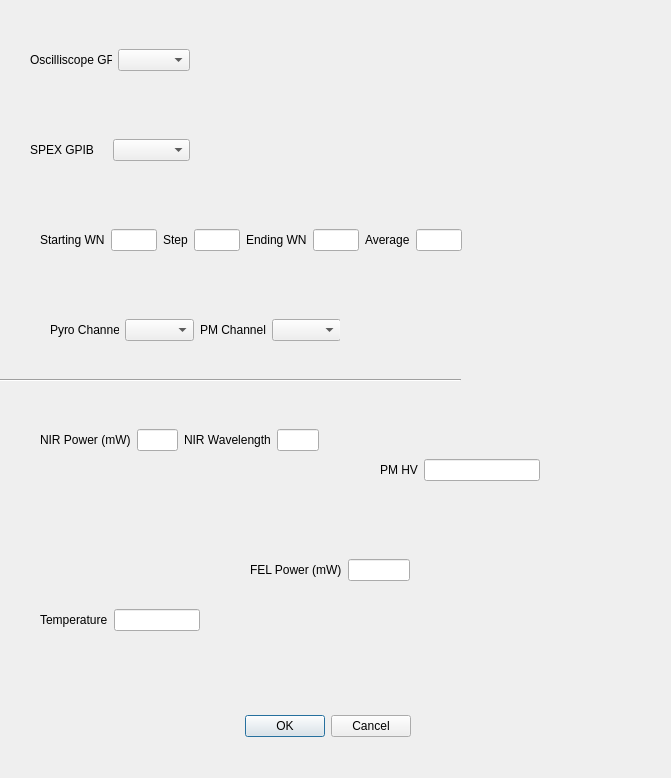
The window that Settings.ui (SherwinGroup/SPEXSidebands-fuzzy) describes before a commit, drawn with Qt 5.
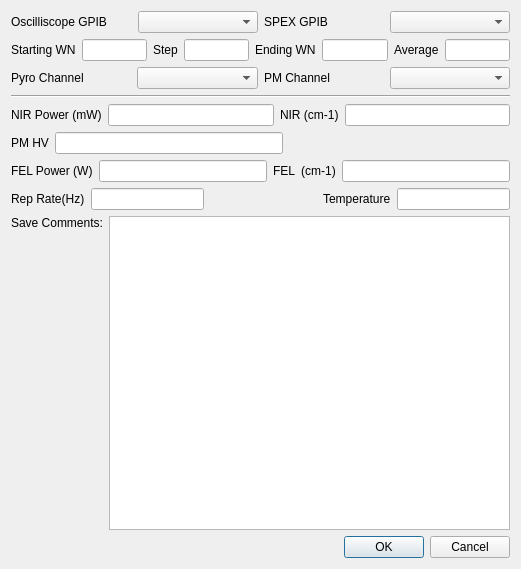
The same window after the commit. Custom widgets are drawn as their Qt base class.

What changed in the file:
```diff
--- a/Settings.ui
+++ b/Settings.ui
@@ -6,38 +6,17 @@
    <rect>
     <x>0</x>
     <y>0</y>
-    <width>671</width>
-    <height>778</height>
+    <width>521</width>
+    <height>569</height>
    </rect>
   </property>
   <property name="windowTitle">
    <string>Settings</string>
   </property>
-  <widget class="QDialogButtonBox" name="buttonBox">
-   <property name="geometry">
-    <rect>
-     <x>70</x>
-     <y>710</y>
-     <width>341</width>
-     <height>32</height>
-    </rect>
-   </property>
-   <property name="orientation">
-    <enum>Qt::Horizontal</enum>
-   </property>
-   <property name="standardButtons">
-    <set>QDialogButtonBox::Cancel|QDialogButtonBox::Ok</set>
-   </property>
-  </widget>
-  <widget class="QWidget" name="horizontalLayoutWidget">
-   <property name="geometry">
-    <rect>
-     <x>30</x>
-     <y>20</y>
-     <width>160</width>
-     <height>80</height>
-    </rect>
-   </property>
+  <layout class="QVBoxLayout" name="verticalLayout_2">
+   <item>
+    <layout class="QHBoxLayout" name="horizontalLayout_9">
+     <item>
    <layout class="QHBoxLayout" name="horizontalLayout">
     <item>
      <widget class="QLabel" name="label">
@@ -47,19 +26,11 @@
      </widget>
     </item>
     <item>
-     <widget class="QComboBox" name="comboBox"/>
-    </item>
-   </layout>
-  </widget>
-  <widget class="QWidget" name="horizontalLayoutWidget_2">
-   <property name="geometry">
-    <rect>
-     <x>30</x>
-     <y>110</y>
-     <width>160</width>
-     <height>80</height>
-    </rect>
-   </property>
+        <widget class="QComboBox" name="cAGPIB"/>
+       </item>
+      </layout>
+     </item>
+     <item>
    <layout class="QHBoxLayout" name="horizontalLayout_2">
     <item>
      <widget class="QLabel" name="label_2">
@@ -69,19 +40,13 @@
      </widget>
     </item>
     <item>
-     <widget class="QComboBox" name="comboBox_2"/>
-    </item>
-   </layout>
-  </widget>
-  <widget class="QWidget" name="horizontalLayoutWidget_3">
-   <property name="geometry">
-    <rect>
-     <x>40</x>
-     <y>200</y>
-     <width>422</width>
-     <height>80</height>
-    </rect>
-   </property>
+        <widget class="QComboBox" name="cSGPIB"/>
+       </item>
+      </layout>
+     </item>
+    </layout>
+   </item>
+   <item>
    <layout class="QHBoxLayout" name="horizontalLayout_3">
     <item>
      <widget class="QLabel" name="label_3">
@@ -91,7 +56,7 @@
      </widget>
     </item>
     <item>
-     <widget class="QLineEdit" name="lineEdit"/>
+      <widget class="QFNumberEdit" name="tStartWN"/>
     </item>
     <item>
      <widget class="QLabel" name="label_4">
@@ -101,7 +66,7 @@
      </widget>
     </item>
     <item>
-     <widget class="QLineEdit" name="lineEdit_2"/>
+      <widget class="QFNumberEdit" name="tStepWN"/>
     </item>
     <item>
      <widget class="QLabel" name="label_5">
@@ -111,7 +76,7 @@
      </widget>
     </item>
     <item>
-     <widget class="QLineEdit" name="lineEdit_3"/>
+      <widget class="QFNumberEdit" name="tEndWN"/>
     </item>
     <item>
      <widget class="QLabel" name="label_10">
@@ -121,19 +86,11 @@
      </widget>
     </item>
     <item>
-     <widget class="QLineEdit" name="lineEdit_6"/>
-    </item>
-   </layout>
-  </widget>
-  <widget class="QWidget" name="horizontalLayoutWidget_4">
-   <property name="geometry">
-    <rect>
-     <x>50</x>
-     <y>290</y>
-     <width>290</width>
-     <height>80</height>
-    </rect>
-   </property>
+      <widget class="QINumberEdit" name="tAverages"/>
+     </item>
+    </layout>
+   </item>
+   <item>
    <layout class="QHBoxLayout" name="horizontalLayout_4">
     <item>
      <widget class="QLabel" name="label_7">
@@ -153,32 +110,18 @@
      </widget>
     </item>
     <item>
-     <widget class="QComboBox" name="comboBox_4"/>
-    </item>
-   </layout>
-  </widget>
+      <widget class="QComboBox" name="cPMCh"/>
+     </item>
+    </layout>
+   </item>
+   <item>
   <widget class="Line" name="line">
-   <property name="geometry">
-    <rect>
-     <x>-30</x>
-     <y>370</y>
-     <width>491</width>
-     <height>20</height>
-    </rect>
-   </property>
    <property name="orientation">
     <enum>Qt::Horizontal</enum>
    </property>
   </widget>
-  <widget class="QWidget" name="horizontalLayoutWidget_5">
-   <property name="geometry">
-    <rect>
-     <x>40</x>
-     <y>400</y>
-     <width>279</width>
-     <height>80</height>
-    </rect>
-   </property>
+   </item>
+   <item>
    <layout class="QHBoxLayout" name="horizontalLayout_5">
     <item>
      <widget class="QLabel" name="label_8">
@@ -193,46 +136,16 @@
     <item>
      <widget class="QLabel" name="label_12">
       <property name="text">
-       <string>NIR Wavelength</string>
+        <string>NIR (cm-1)</string>
       </property>
      </widget>
     </item>
     <item>
-     <widget class="QLineEdit" name="lineEdit_7"/>
-    </item>
-   </layout>
-  </widget>
-  <widget class="QWidget" name="horizontalLayoutWidget_6">
-   <property name="geometry">
-    <rect>
-     <x>250</x>
-     <y>530</y>
-     <width>160</width>
-     <height>80</height>
-    </rect>
-   </property>
-   <layout class="QHBoxLayout" name="horizontalLayout_6">
-    <item>
-     <widget class="QLabel" name="label_9">
-      <property name="text">
-       <string>FEL Power (mW)</string>
-      </property>
-     </widget>
+      <widget class="QLineEdit" name="tNIRLam"/>
+     </item>
+    </layout>
     </item>
     <item>
-     <widget class="QLineEdit" name="lineEdit_5"/>
-    </item>
-   </layout>
-  </widget>
-  <widget class="QWidget" name="horizontalLayoutWidget_7">
-   <property name="geometry">
-    <rect>
-     <x>380</x>
-     <y>430</y>
-     <width>160</width>
-     <height>80</height>
-    </rect>
-   </property>
    <layout class="QHBoxLayout" name="horizontalLayout_7">
     <item>
      <widget class="QLabel" name="label_13">
@@ -242,20 +155,79 @@
      </widget>
     </item>
     <item>
-     <widget class="QLineEdit" name="lineEdit_8"/>
-    </item>
-   </layout>
-  </widget>
-  <widget class="QWidget" name="horizontalLayoutWidget_8">
-   <property name="geometry">
-    <rect>
-     <x>40</x>
-     <y>580</y>
-     <width>160</width>
-     <height>80</height>
-    </rect>
-   </property>
+      <widget class="QLineEdit" name="tHV">
+       <property name="sizePolicy">
+        <sizepolicy hsizetype="Expanding" vsizetype="Fixed">
+         <horstretch>0</horstretch>
+         <verstretch>0</verstretch>
+        </sizepolicy>
+       </property>
+      </widget>
+     </item>
+     <item>
+      <spacer name="horizontalSpacer_2">
+       <property name="orientation">
+        <enum>Qt::Horizontal</enum>
+       </property>
+       <property name="sizeHint" stdset="0">
+        <size>
+         <width>40</width>
+         <height>20</height>
+        </size>
+       </property>
+      </spacer>
+     </item>
+    </layout>
+   </item>
+   <item>
+    <layout class="QHBoxLayout" name="horizontalLayout_6">
+     <item>
+      <widget class="QLabel" name="label_9">
+       <property name="text">
+        <string>FEL Power (W)</string>
+       </property>
+      </widget>
+     </item>
+     <item>
+      <widget class="QLineEdit" name="tFELP"/>
+     </item>
+     <item>
+      <widget class="QLabel" name="label_15">
+       <property name="text">
+        <string>FEL  (cm-1)</string>
+       </property>
+      </widget>
+     </item>
+     <item>
+      <widget class="QLineEdit" name="tFELLam"/>
+     </item>
+    </layout>
+   </item>
+   <item>
    <layout class="QHBoxLayout" name="horizontalLayout_8">
+     <item>
+      <widget class="QLabel" name="label_16">
+       <property name="text">
+        <string>Rep Rate(Hz)</string>
+       </property>
+      </widget>
+     </item>
+     <item>
+      <widget class="QLineEdit" name="tRepRate"/>
+     </item>
+     <item>
+      <spacer name="horizontalSpacer">
+       <property name="orientation">
+        <enum>Qt::Horizontal</enum>
+       </property>
+       <property name="sizeHint" stdset="0">
+        <size>
+         <width>40</width>
+         <height>20</height>
+        </size>
+       </property>
+      </spacer>
+     </item>
     <item>
      <widget class="QLabel" name="label_14">
       <property name="text">
@@ -264,11 +236,65 @@
      </widget>
     </item>
     <item>
-     <widget class="QLineEdit" name="lineEdit_9"/>
-    </item>
-   </layout>
-  </widget>
- </widget>
+      <widget class="QLineEdit" name="tTemp"/>
+     </item>
+    </layout>
+   </item>
+   <item>
+    <layout class="QHBoxLayout" name="horizontalLayout_10">
+     <item>
+      <layout class="QVBoxLayout" name="verticalLayout">
+       <item>
+        <widget class="QLabel" name="label_11">
+         <property name="text">
+          <string>Save Comments:</string>
+         </property>
+        </widget>
+       </item>
+       <item>
+        <spacer name="verticalSpacer">
+         <property name="orientation">
+          <enum>Qt::Vertical</enum>
+         </property>
+         <property name="sizeHint" stdset="0">
+          <size>
+           <width>20</width>
+           <height>40</height>
+          </size>
+         </property>
+        </spacer>
+       </item>
+      </layout>
+     </item>
+     <item>
+      <widget class="QTextEdit" name="tSaveComments"/>
+     </item>
+    </layout>
+   </item>
+   <item>
+    <widget class="QDialogButtonBox" name="buttonBox">
+     <property name="orientation">
+      <enum>Qt::Horizontal</enum>
+     </property>
+     <property name="standardButtons">
+      <set>QDialogButtonBox::Cancel|QDialogButtonBox::Ok</set>
+     </property>
+    </widget>
+   </item>
+  </layout>
+ </widget>
+ <customwidgets>
+  <customwidget>
+   <class>QFNumberEdit</class>
+   <extends>QLineEdit</extends>
+   <header>customQt</header>
+  </customwidget>
+  <customwidget>
+   <class>QINumberEdit</class>
+   <extends>QLineEdit</extends>
+   <header>customQt</header>
+  </customwidget>
+ </customwidgets>
  <resources/>
  <connections>
   <connection>
```
Left out of the diff: 12 changed lines with no effect on the pictures. Lines whose indentation alone changed are shown as unchanged.
